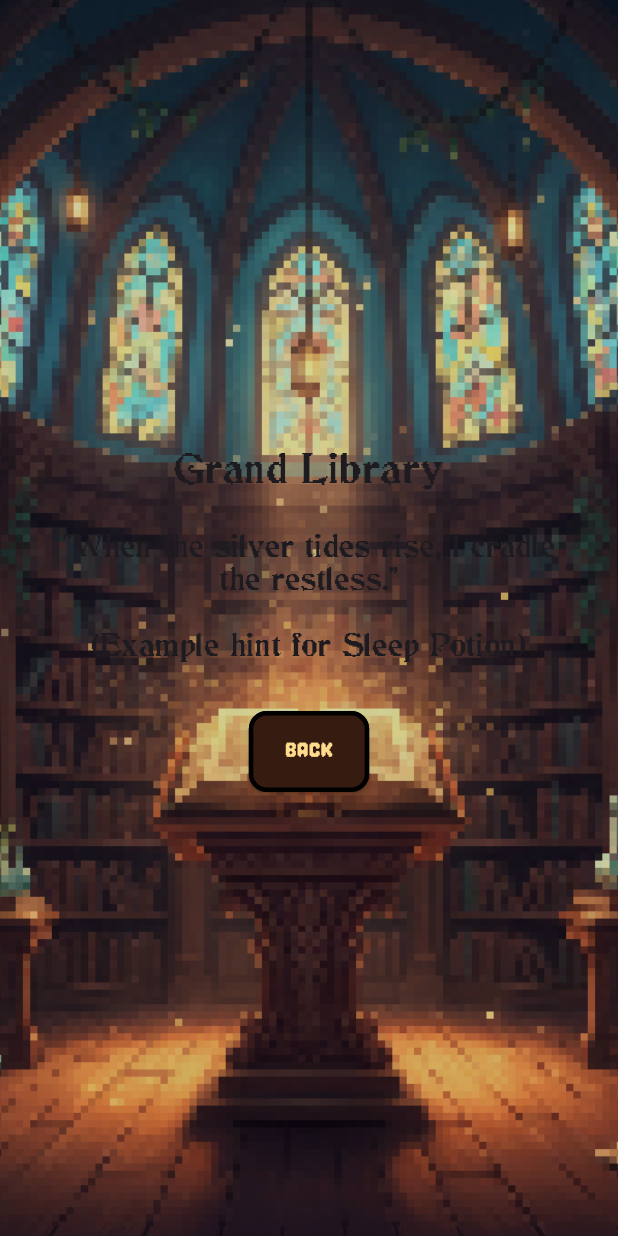
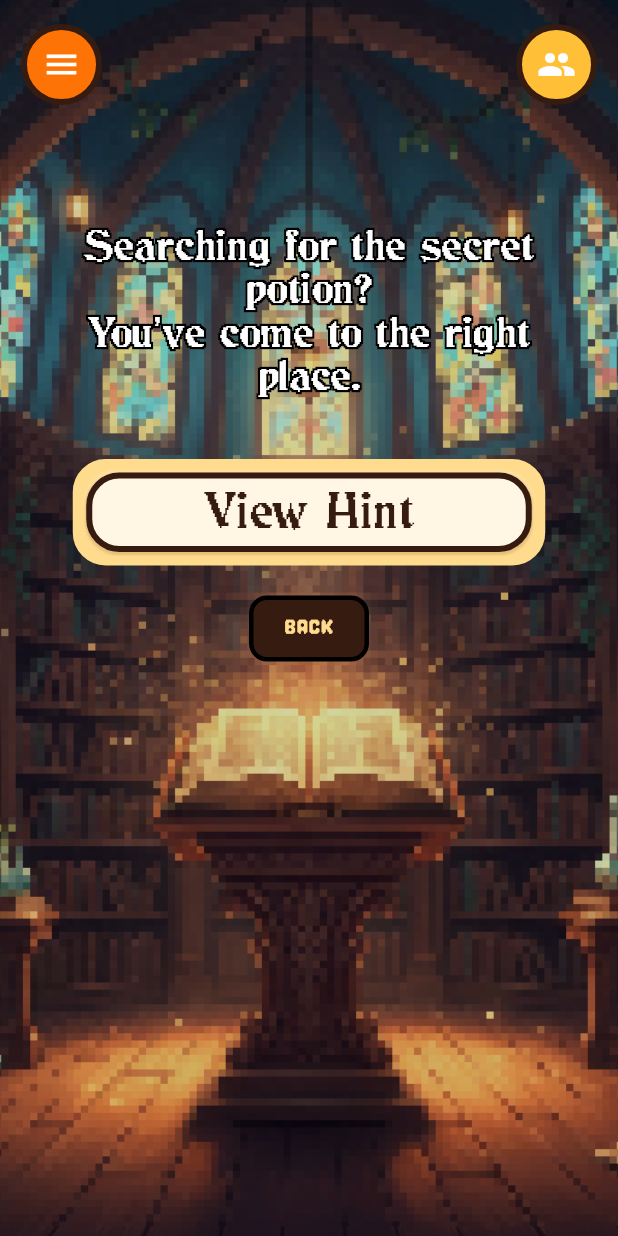
Before and after one commit to sophsar05/alchemist_folly, a Flutter app: the LibraryHintScreen screen opened by its route, on a phone screen of 412 x 824 dp. Run offline on Flutter 3.47's test engine with Material 3 defaults, Android fonts, the light colour scheme and no system bars.

Commit message:
feat(library): implements view and logic

```diff
--- a/lib/game_logic/game_models.dart
+++ b/lib/game_logic/game_models.dart
@@ -9,8 +9,8 @@ import 'dart:math';
 enum IngredientCategory { herb, mineral, creature, essence }
 
 class Ingredient {
-  final String id;    // unique ID, ex: "moonleaf"
-  final String name;  // display name, ex: "Moonleaf"
+  final String id; // unique ID, ex: "moonleaf"
+  final String name; // display name, ex: "Moonleaf"
   final IngredientCategory category;
 
   const Ingredient({
--- a/lib/main.dart
+++ b/lib/main.dart
@@ -13,6 +13,7 @@ import 'screens/brew_screen.dart';
 import 'screens/brew_result_screen.dart';
 import 'screens/potion_list_screen.dart';
 import 'screens/library_hint_screen.dart';
+import 'screens/library_hint_view.dart';
 import 'screens/market_screen.dart';
 import 'screens/secret_reveal_screen.dart';
 import 'screens/end_game_screen.dart';
@@ -45,6 +46,7 @@ class AlchemistFollyApp extends StatelessWidget {
           BrewResultScreen.routeName: (_) => const BrewResultScreen(),
           PotionListScreen.routeName: (_) => const PotionListScreen(),
           LibraryHintScreen.routeName: (_) => const LibraryHintScreen(),
+          LibraryHintView.routeName: (_) => const LibraryHintView(),
           MarketScreen.routeName: (_) => const MarketScreen(),
           SecretRevealScreen.routeName: (_) => const SecretRevealScreen(),
           EndGameScreen.routeName: (_) => const EndGameScreen(),
--- a/lib/screens/game_master_screen.dart
+++ b/lib/screens/game_master_screen.dart
@@ -11,8 +11,6 @@ import 'brew_screen.dart';
 import 'potion_list_screen.dart';
 import 'library_hint_screen.dart';
 import 'market_screen.dart';
-import 'market_announcement_screen.dart';
-import 'secret_reveal_screen.dart';
 import 'end_game_screen.dart';
 import 'round_start_screen.dart';
 
--- a/lib/screens/library_hint_screen.dart
+++ b/lib/screens/library_hint_screen.dart
@@ -1,6 +1,8 @@
 import 'package:flutter/material.dart';
 import '../widgets/background_scaffold.dart';
-import '../widgets/primary_button.dart';
+import '../widgets/game_overlays.dart';
+import 'library_hint_view.dart';
+import 'game_master_screen.dart';
 
 class LibraryHintScreen extends StatelessWidget {
   static const routeName = '/library-hint';
@@ -9,41 +11,122 @@ class LibraryHintScreen extends StatelessWidget {
 
   @override
   Widget build(BuildContext context) {
-    // placeholder text; will later be linked to actual secret potion hint logic
-    const hintTitle = 'Grand Library';
-    const hintBody =
-        '"When the silver tides rise, I cradle the restless."\n\n(Example hint for Sleep Potion)';
-
     return BackgroundScaffold(
       backgroundAsset: 'assets/images/bg_library.png',
-      child: Padding(
-        padding: const EdgeInsets.all(24),
+      child: SafeArea(
+        child: Stack(
+          children: [
+            // MAIN CONTENT
+            Padding(
+              padding: const EdgeInsets.fromLTRB(24, 150, 24, 100),
+              child: Align(
+                alignment: Alignment.topCenter,
                 child: Column(
-          mainAxisAlignment: MainAxisAlignment.center,
+                  mainAxisSize: MainAxisSize.min,
                   children: [
+                    // FLOATING WHITE TEXT WITH OUTLINE
+                    Stack(
+                      children: [
+                        // Outline text
                         Text(
-              hintTitle,
-              style: const TextStyle(
+                          'Searching for the secret potion?\nYou\'ve come to the right place.',
+                          textAlign: TextAlign.center,
+                          style: TextStyle(
                             fontFamily: 'JMH Cthulhumbus Arcade',
                             fontSize: 24,
+                            height: 1.2,
+                            foreground: Paint()
+                              ..style = PaintingStyle.stroke
+                              ..strokeWidth = 3
+                              ..color = Colors.black,
                           ),
                         ),
-            const SizedBox(height: 24),
-            Text(
-              hintBody,
+                        // Filled text
+                        const Text(
+                          'Searching for the secret potion?\nYou\'ve come to the right place.',
                           textAlign: TextAlign.center,
-              style: const TextStyle(
+                          style: TextStyle(
                             fontFamily: 'JMH Cthulhumbus Arcade',
-                fontSize: 18,
+                            fontSize: 24,
                             height: 1.2,
+                            color: Colors.white,
                           ),
                         ),
-            const SizedBox(height: 32),
-            PrimaryButton(
-              label: 'Back',
-              onPressed: () {
-                Navigator.pop(context);
+                      ],
+                    ),
+
+                    const SizedBox(height: 40),
+
+                    //view hint button
+                    _MenuScrollButton(
+                      label: 'View Hint',
+                      onTap: () {
+                        Navigator.pushNamed(
+                          context,
+                          LibraryHintView.routeName,
+                        );
                       },
+                    ),
+
+                    const SizedBox(height: 20),
+
+                    // BACK BUTTON (styled like End Turn button)
+                    GestureDetector(
+                      onTap: () {
+                        Navigator.pushReplacementNamed(
+                          context,
+                          GameMasterScreen.routeName,
+                        );
+                      },
+                      child: Container(
+                        width: 80,
+                        padding: const EdgeInsets.symmetric(
+                            vertical: 6, horizontal: 12),
+                        decoration: BoxDecoration(
+                          color: const Color(
+                              0xFF351B10), // Same as End Turn button
+                          borderRadius: BorderRadius.circular(12),
+                          border: Border.all(
+                            color: Colors.black, // Same as End Turn button
+                            width: 3,
+                          ),
+                        ),
+                        child: const Text(
+                          'Back',
+                          textAlign: TextAlign.center,
+                          style: TextStyle(
+                            fontFamily: 'Pixel Game',
+                            fontSize: 18,
+                            color: Color(
+                                0xFFFFDB8D), // Same as End Turn button text
+                          ),
+                        ),
+                      ),
+                    ),
+                  ],
+                ),
+              ),
+            ),
+            // pause
+            Positioned(
+              left: 14,
+              top: 16,
+              child: CircleIconButton(
+                backgroundColor: const Color(0xFFFE7305),
+                icon: Icons.menu,
+                onTap: () => showPauseDialog(context),
+              ),
+            ),
+
+            // score
+            Positioned(
+              right: 14,
+              top: 16,
+              child: CircleIconButton(
+                backgroundColor: const Color(0xFFFFC037),
+                icon: Icons.group,
+                onTap: () => showScoreboardDialog(context),
+              ),
             ),
           ],
         ),
@@ -51,3 +134,68 @@ class LibraryHintScreen extends StatelessWidget {
     );
   }
 }
+
+class _MenuScrollButton extends StatelessWidget {
+  final String label;
+  final VoidCallback onTap;
+
+  const _MenuScrollButton({
+    required this.label,
+    required this.onTap,
+  });
+
+  @override
+  Widget build(BuildContext context) {
+    return Center(
+      child: GestureDetector(
+        onTap: onTap,
+        child: Container(
+          width: 315,
+          decoration: BoxDecoration(
+            color: const Color(0xFFFFDB8D),
+            borderRadius: BorderRadius.circular(22),
+            border: Border.all(
+              color: const Color(0xFFFFDB8D),
+              width: 5,
+            ),
+          ),
+          child: Container(
+            margin: const EdgeInsets.all(4),
+            decoration: BoxDecoration(
+              color: const Color(0xFFFFF6E3),
+              borderRadius: BorderRadius.circular(22),
+              border: Border.all(
+                color: const Color(0xFF351B10),
+                width: 4,
+              ),
+              boxShadow: [
+                BoxShadow(
+                  color: const Color(0xFFFFE5A8).withValues(alpha: 0.9),
+                  blurRadius: 0.6,
+                  spreadRadius: 1.2,
+                ),
+                BoxShadow(
+                  color: const Color(0xFFCC9A4B).withValues(alpha: 0.5),
+                  blurRadius: 0.6,
+                  spreadRadius: 0.4,
+                  offset: const Offset(0, 1),
+                ),
+              ],
+            ),
+            alignment: Alignment.center,
+            padding: const EdgeInsets.symmetric(vertical: 10),
+            child: Text(
+              label,
+              style: const TextStyle(
+                fontFamily: 'JMH Cthulhumbus Arcade',
+                fontSize: 28,
+                height: 0.9,
+                color: Color(0xFF351B10),
+              ),
+            ),
+          ),
+        ),
+      ),
+    );
+  }
+}
```
Also changed, not shown: lib/screens/library_hint_view.dart (added, +127 -0 lines). Lines whose indentation alone changed are shown as unchanged.
